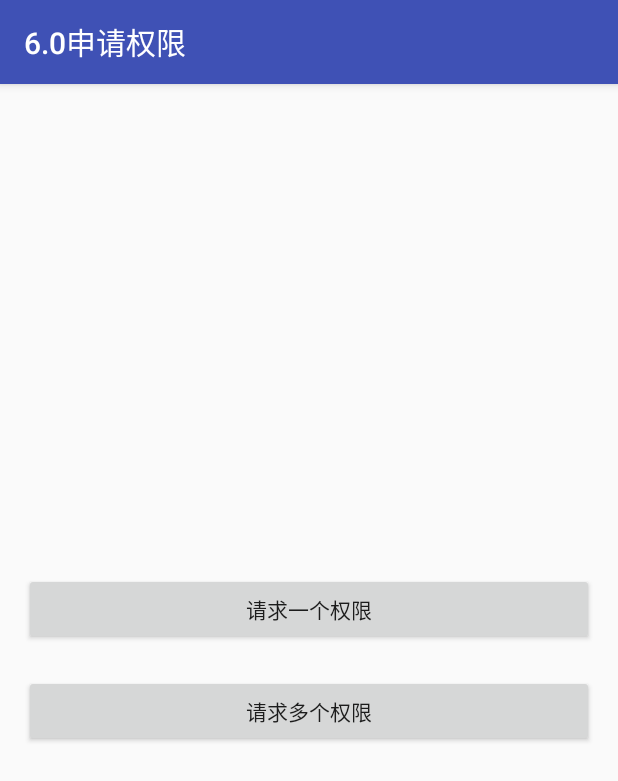
After one commit to wpq2014/MyDemo, an Android app: the RequestPermissionActivity screen opened directly, with no data from a screen before it, on a phone screen of 412 x 824 dp. The commit adds this screen. Shown: the top 781 px of the screen. Run offline under Robolectric (Android 15) with nearby library versions, the phone set to English and light mode, and no system bars; our stand-ins replace ButterKnife; libraries missing offline, so code that uses them is left out: com.zhy.m.

Commit message:
把图片放到本项目下

```diff
--- a/app/build.gradle
+++ b/app/build.gradle
@@ -1,4 +1,5 @@
 apply plugin: 'com.android.application'
+apply plugin: 'com.neenbedankt.android-apt'
 
 android {
     compileSdkVersion 23
@@ -26,4 +27,7 @@ dependencies {
     compile 'com.android.support:design:23.2.1'
     compile 'com.jakewharton:butterknife:7.0.1'
     compile 'com.nineoldandroids:library:2.4.0'
+
+    apt 'com.zhy:mpermission-compiler:1.0.0'
+    compile 'com.zhy:mpermission-api:1.0.0'
 }
--- /dev/null
+++ b/app/src/main/java/com/demo/wpq/mydemo/RequestPermissionActivity.java
@@ -0,0 +1,78 @@
+package com.demo.wpq.mydemo;
+
+import android.Manifest;
+import android.os.Bundle;
+import android.support.annotation.NonNull;
+import android.support.annotation.Nullable;
+import android.support.v7.app.AppCompatActivity;
+import android.view.View;
+import android.widget.Button;
+import android.widget.Toast;
+
+import com.zhy.m.permission.MPermissions;
+import com.zhy.m.permission.PermissionDenied;
+import com.zhy.m.permission.PermissionGrant;
+
+import butterknife.Bind;
+import butterknife.ButterKnife;
+import butterknife.OnClick;
+
+/**
+ * Desc:
+ * Created by wpq on 16/7/28.
+ */
+public class RequestPermissionActivity extends AppCompatActivity {
+
+    @Bind(R.id.btn_one_permission)
+    Button btnOnePermission;
+    @Bind(R.id.btn_several_permission)
+    Button btnSeveralPermission;
+
+    private static final int REQUEST_CODE_ONE = 23;
+    private static final int REQUEST_CODE_SEVERAL = 24;
+
+    @Override
+    protected void onCreate(@Nullable Bundle savedInstanceState) {
+        super.onCreate(savedInstanceState);
+        setContentView(R.layout.activity_request_permission);
+        ButterKnife.bind(this);
+    }
+
+    @OnClick({R.id.btn_one_permission, R.id.btn_several_permission})
+    public void onClick(View view) {
+        switch (view.getId()) {
+            case R.id.btn_one_permission: //一个权限
+                MPermissions.requestPermissions(RequestPermissionActivity.this, REQUEST_CODE_ONE, Manifest.permission.READ_EXTERNAL_STORAGE);
+                break;
+            case R.id.btn_several_permission: //多个权限
+                MPermissions.requestPermissions(RequestPermissionActivity.this, REQUEST_CODE_SEVERAL, Manifest.permission.READ_CONTACTS, Manifest.permission.CALL_PHONE);
+                break;
+        }
+    }
+
+    @Override
+    public void onRequestPermissionsResult(int requestCode, @NonNull String[] permissions, @NonNull int[] grantResults) {
+        MPermissions.onRequestPermissionsResult(this, requestCode, permissions, grantResults);
+        super.onRequestPermissionsResult(requestCode, permissions, grantResults);
+    }
+
+    @PermissionGrant(REQUEST_CODE_ONE)
+    public void requestSDCardSuccess(){
+        Toast.makeText(this, "授权一个成功", Toast.LENGTH_SHORT).show();
+    }
+
+    @PermissionDenied(REQUEST_CODE_ONE)
+    public void requestSDCardFailed(){
+        Toast.makeText(this, "授权一个失败", Toast.LENGTH_SHORT).show();
+    }
+
+    @PermissionGrant(REQUEST_CODE_SEVERAL)
+    public void requestSeveralSuccess(){
+        Toast.makeText(this, "授权多个成功", Toast.LENGTH_SHORT).show();
+    }
+
+    @PermissionDenied(REQUEST_CODE_SEVERAL)
+    public void requestSeveralFailed(){
+        Toast.makeText(this, "授权多个失败", Toast.LENGTH_SHORT).show();
+    }
+}
--- a/app/src/main/res/layout/activity_layout_animation.xml
+++ b/app/src/main/res/layout/activity_layout_animation.xml
@@ -8,7 +8,8 @@
         android:id="@+id/listView"
         android:layout_width="match_parent"
         android:layout_height="match_parent"
-        android:layoutAnimation="@anim/layout_animation2">
+        >
+        <!--android:layoutAnimation="@anim/layout_animation2"-->
 
     </ListView>
 
--- /dev/null
+++ b/app/src/main/res/layout/activity_request_permission.xml
@@ -0,0 +1,22 @@
+<?xml version="1.0" encoding="utf-8"?>
+<LinearLayout xmlns:android="http://schemas.android.com/apk/res/android"
+    android:layout_width="match_parent"
+    android:layout_height="match_parent"
+    android:gravity="center"
+    android:orientation="vertical"
+    android:padding="16dp">
+
+    <Button
+        android:id="@+id/btn_one_permission"
+        android:layout_width="match_parent"
+        android:layout_height="wrap_content"
+        android:text="@string/requestOnePermission" />
+
+    <Button
+        android:id="@+id/btn_several_permission"
+        android:layout_width="match_parent"
+        android:layout_height="wrap_content"
+        android:layout_marginTop="20dp"
+        android:text="@string/requestSeveralPermission" />
+
+</LinearLayout>
--- a/app/src/main/res/layout/content_main.xml
+++ b/app/src/main/res/layout/content_main.xml
@@ -36,4 +36,10 @@
         android:layout_height="wrap_content"
         android:onClick="clickCustomView"
         android:text="@string/customview" />
+
+    <Button
+        android:layout_width="match_parent"
+        android:layout_height="wrap_content"
+        android:onClick="clickRequestPermission"
+        android:text="@string/requestPermission" />
 </LinearLayout>
--- a/app/src/main/res/values/strings.xml
+++ b/app/src/main/res/values/strings.xml
@@ -19,9 +19,15 @@
 
     <!-- 自定义View -->
     <string name="customview">自定义View</string>
+    <string name="requestPermission">6.0申请权限</string>
     <string name="simple">简单自定义</string>
     <string name="tree">任意层级树</string>
     <string name="left_text">left</string>
     <string name="right_text">right</string>
     <string name="title_text">title</string>
+
+    <!-- 请求权限 -->
+    <string name="requestOnePermission">请求一个权限</string>
+    <string name="requestSeveralPermission">请求多个权限</string>
+
 </resources>
--- a/build.gradle
+++ b/build.gradle
@@ -6,6 +6,7 @@ buildscript {
     }
     dependencies {
         classpath 'com.android.tools.build:gradle:2.1.2'
+        classpath 'com.neenbedankt.gradle.plugins:android-apt:1.4'
 
         // NOTE: Do not place your application dependencies here; they belong
         // in the individual module build.gradle files
```
Also changed, not shown: app/src/main/AndroidManifest.xml (+8 -0 lines), app/src/main/java/com/demo/wpq/mydemo/MainActivity.java (+8 -0 lines), app/src/main/java/com/demo/wpq/mydemo/animation/LayoutAnimationActivity.java (+20 -6 lines), app/src/main/java/com/demo/wpq/mydemo/customview/TreeViewActivity.java (added, +29 -0 lines), app/src/main/java/com/demo/wpq/mydemo/customview/view/MScrollView.java (+16 -2 lines), app/src/main/res/layout/activity_treeview.xml (added, +13 -0 lines), app/src/main/res/drawable-mdpi/expand.png (added), app/src/main/res/drawable-mdpi/unexpand.png (added), 2 other files.
